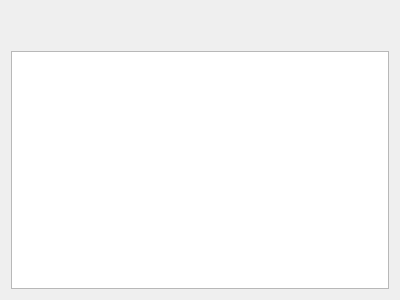
The window that widget.ui (artylan/dirext) describes before a commit, drawn with Qt 5.
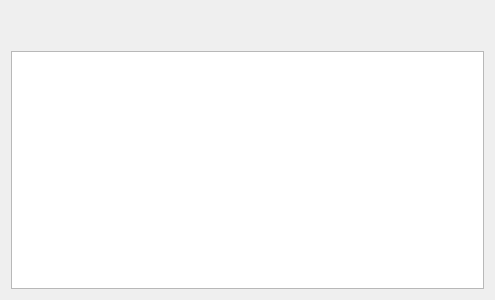
The same window after the commit. Icons and pictures are not drawn.

Commit message: change columns widths

```diff
--- a/widget.ui
+++ b/widget.ui
@@ -6,7 +6,7 @@
    <rect>
     <x>0</x>
     <y>0</y>
-    <width>400</width>
+    <width>495</width>
     <height>300</height>
    </rect>
   </property>
```
The commit also changes 1 other file.
